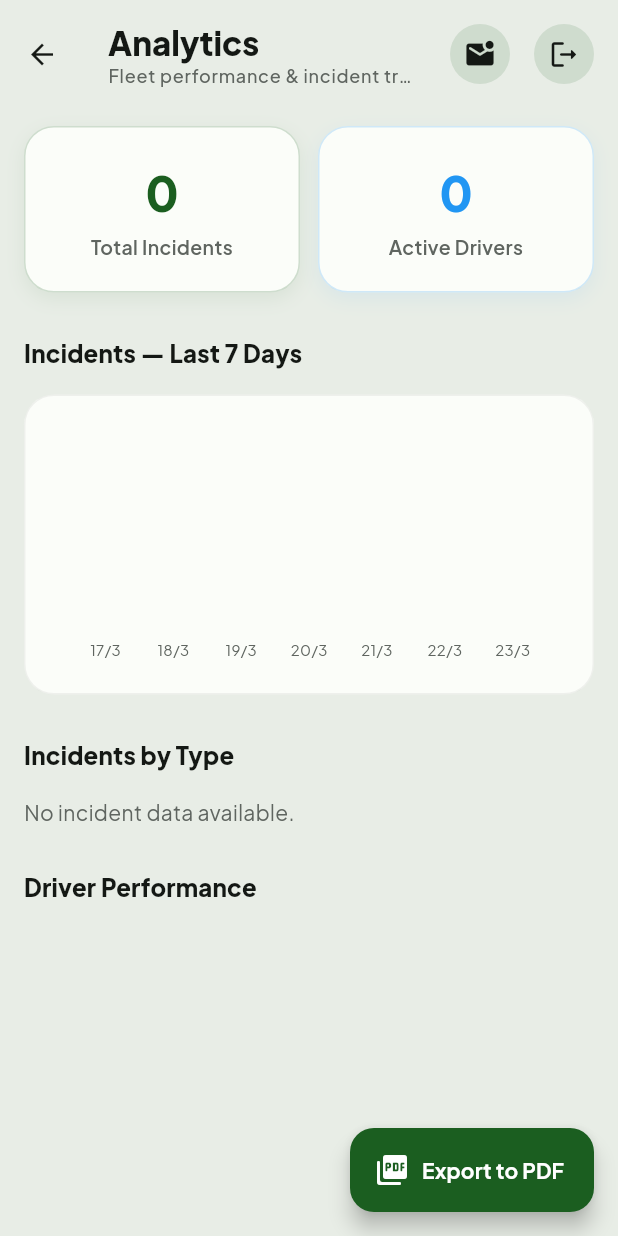
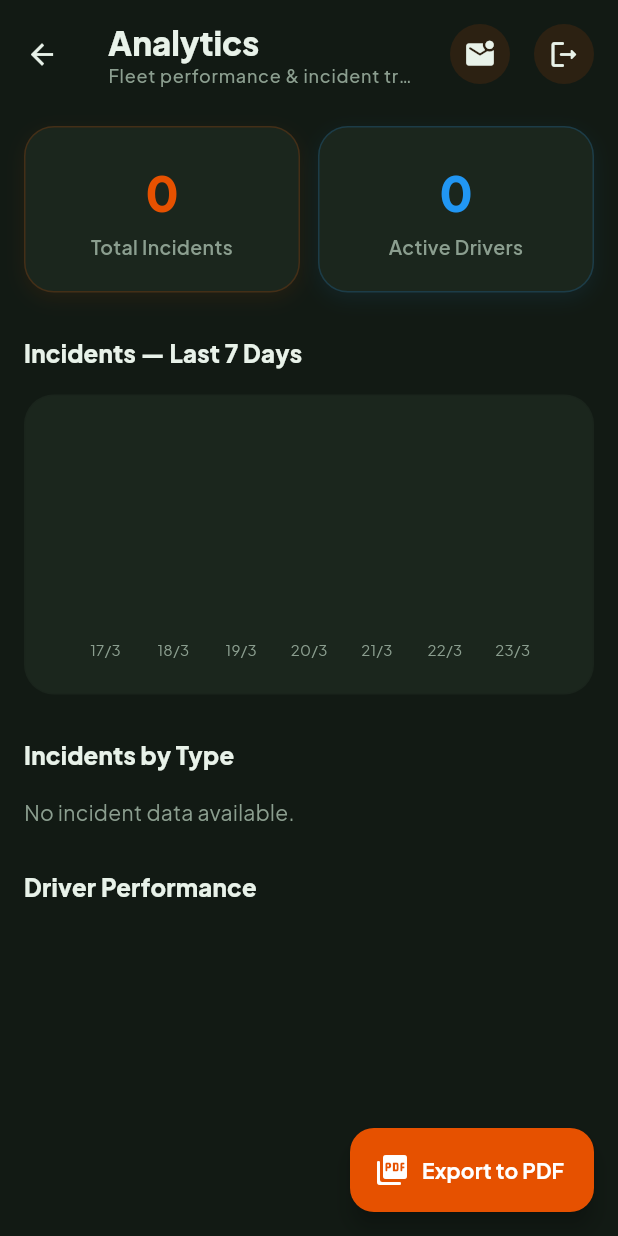
Before and after one commit to ismailofficiall/yala-safari-app, a Flutter app: the AdminAnalyticsScreen screen opened directly, on a phone screen of 412 x 824 dp. Run offline on Flutter 3.47's test engine with Material 3 defaults, Android fonts, the phone set to English and light mode, and no system bars; drawn by our look-alikes of fl_chart; our stand-ins replace firebase_core, firebase_database, flutter_map, geolocator, google_fonts, image_picker and 5 more; missing offline and left inert: flutter_map_cancellable_tile_provider; accounts and stored records are empty; network calls fail; project files that could hold a hidden picture were left out.

Commit message:
Overhaul entire app theme to Dark Safari Wildlife palette with bold oranges, deep greens, and textured midnight backgrounds

```diff
--- a/lib/core/constants/app_theme.dart
+++ b/lib/core/constants/app_theme.dart
@@ -2,23 +2,23 @@ import 'package:flutter/material.dart';
 import 'package:google_fonts/google_fonts.dart';
 
 class AppTheme {
-  static const Color primaryGreen = Color(0xFF1B5E20);
-  static const Color primaryGreenLight = Color(0xFF2E7D32);
-  static const Color accentGold = Color(0xFFB8954F);
-  static const Color lightGreen = Color(0xFF66BB6A);
-  static const Color background = Color(0xFFE8EDE6);
-  static const Color surface = Color(0xFFFBFDF9);
-  static const Color darkText = Color(0xFF141814);
-  static const Color greyText = Color(0xFF5F6560);
+  static const Color primaryGreen = Color(0xFFE65100); // Safari Sunset Orange
+  static const Color primaryGreenLight = Color(0xFFFF9800); // Bright Orange
+  static const Color accentGold = Color(0xFFFBC02D); // Cheetah Gold
+  static const Color lightGreen = Color(0xFF4A7C59); // Jungle Canopy
+  static const Color background = Color(0xFF121A14); // Deep Midnight Jungle
+  static const Color surface = Color(0xFF1B261D); // Foliage Shadow
+  static const Color darkText = Color(0xFFE8F2E9); // Crisp Off-White
+  static const Color greyText = Color(0xFF8B9E8F); // Mossy Grey
 
   static ThemeData get lightTheme {
-    final colorScheme = ColorScheme.light(
+    final colorScheme = ColorScheme.dark(
       primary: primaryGreen,
       onPrimary: Colors.white,
-      primaryContainer: const Color(0xFFC8E6C9),
-      onPrimaryContainer: const Color(0xFF0D2812),
+      primaryContainer: const Color(0xFF324634),
+      onPrimaryContainer: Colors.white,
       secondary: accentGold,
-      onSecondary: const Color(0xFF1F1C14),
+      onSecondary: const Color(0xFF261D12),
       tertiary: lightGreen,
       surface: surface,
       onSurface: darkText,
--- a/lib/features/admin/admin_theme.dart
+++ b/lib/features/admin/admin_theme.dart
@@ -2,23 +2,23 @@ import 'package:flutter/material.dart';
 import 'package:google_fonts/google_fonts.dart';
 
 class AdminTheme {
-  static const Color primaryGreen = Color(0xFF1B5E20);
-  static const Color primaryGreenLight = Color(0xFF2E7D32);
-  static const Color accentGold = Color(0xFFB8954F);
-  static const Color lightGreen = Color(0xFF66BB6A);
-  static const Color background = Color(0xFFE8EDE6);
-  static const Color surface = Color(0xFFFBFDF9);
-  static const Color darkText = Color(0xFF141814);
-  static const Color greyText = Color(0xFF5F6560);
+  static const Color primaryGreen = Color(0xFFE65100); // Safari Sunset Orange
+  static const Color primaryGreenLight = Color(0xFFFF9800); // Bright Orange
+  static const Color accentGold = Color(0xFFFBC02D); // Cheetah Gold
+  static const Color lightGreen = Color(0xFF4A7C59); // Jungle Canopy
+  static const Color background = Color(0xFF121A14); // Deep Midnight Jungle
+  static const Color surface = Color(0xFF1B261D); // Foliage Shadow
+  static const Color darkText = Color(0xFFE8F2E9); // Crisp Off-White
+  static const Color greyText = Color(0xFF8B9E8F); // Mossy Grey
 
   static ThemeData get lightTheme {
-    final colorScheme = ColorScheme.light(
+    final colorScheme = ColorScheme.dark(
       primary: primaryGreen,
       onPrimary: Colors.white,
-      primaryContainer: const Color(0xFFC8E6C9),
-      onPrimaryContainer: const Color(0xFF0D2812),
+      primaryContainer: const Color(0xFF324634),
+      onPrimaryContainer: Colors.white,
       secondary: accentGold,
-      onSecondary: const Color(0xFF1F1C14),
+      onSecondary: const Color(0xFF261D12),
       tertiary: lightGreen,
       surface: surface,
       onSurface: darkText,
```
Also changed, not shown: lib/features/dashboard/driver_dashboard_screen.dart (+14 -5 lines), lib/features/wildlife/screens/wildlife_log_screen.dart (+28 -0 lines).
